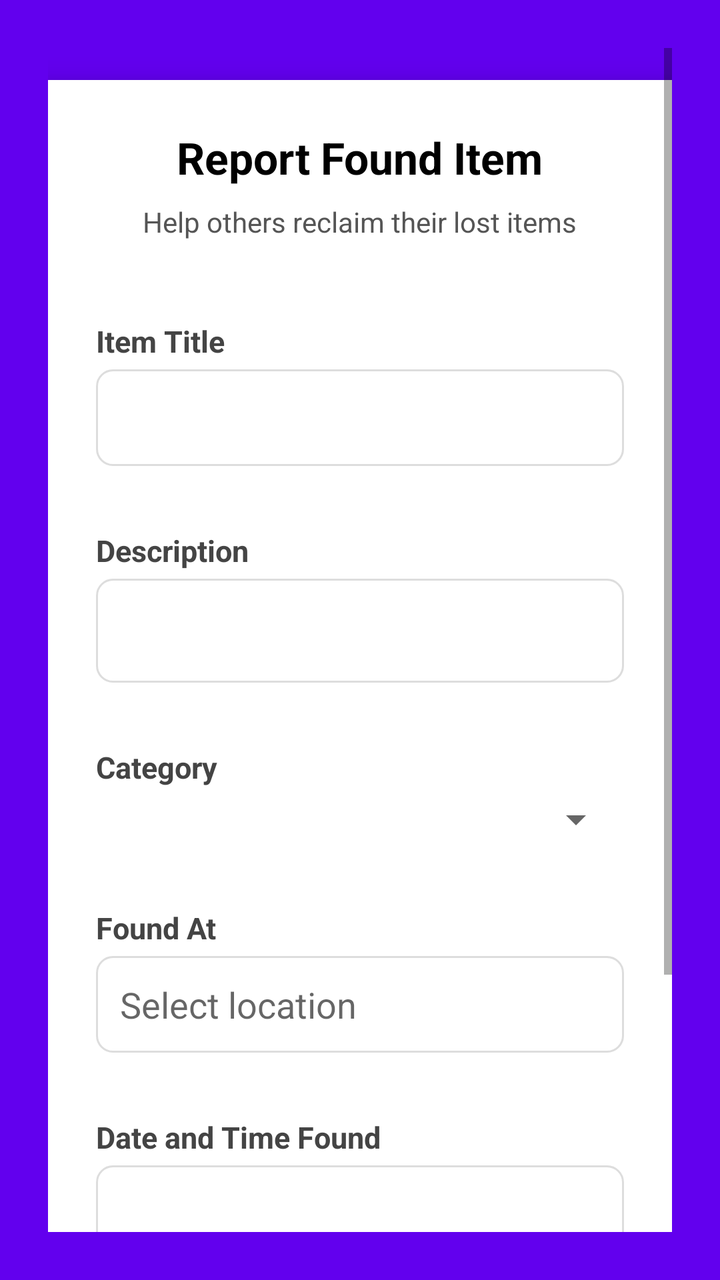
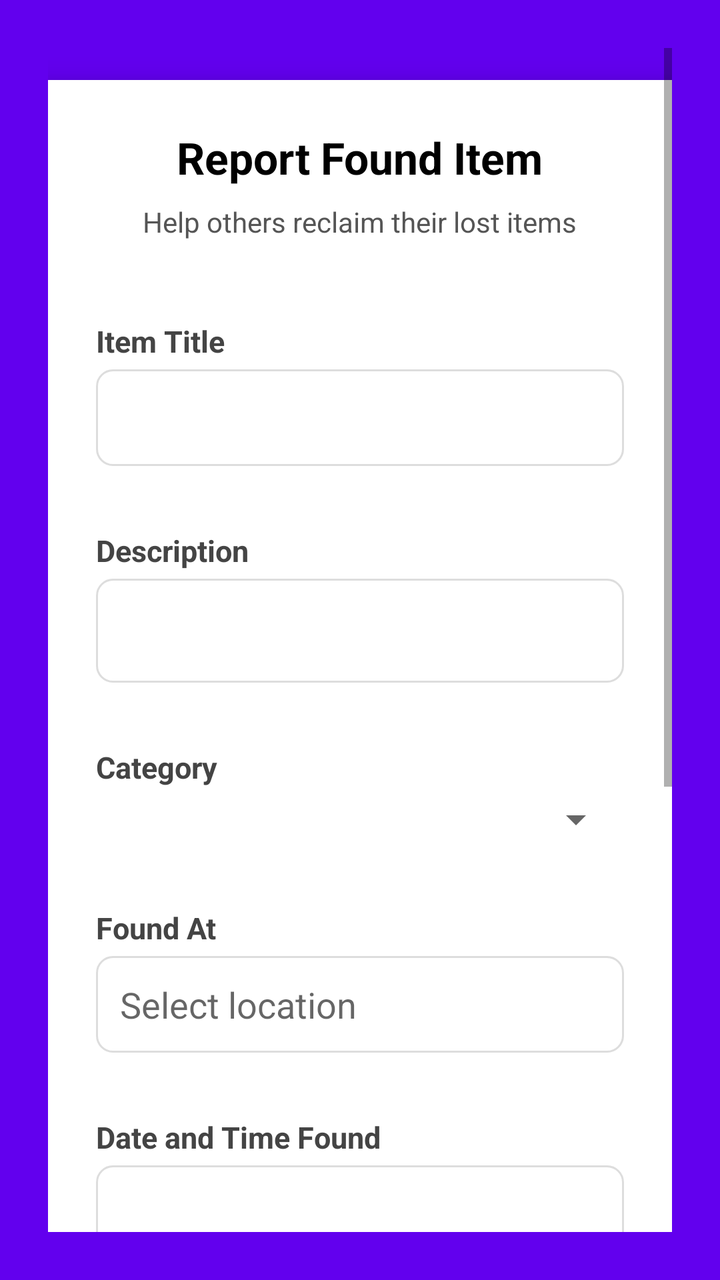

Before-and-after screenshots of an Android layout around one commit, followed by the original layout XML and the change that was made.
<!-- AndroidManifest.xml: application theme Theme.WatUFound -->
<!-- res/layout/fragment_found_form.xml -->
<?xml version="1.0" encoding="utf-8"?>
<ScrollView xmlns:android="http://schemas.android.com/apk/res/android"
    xmlns:tools="http://schemas.android.com/tools"
    android:fitsSystemWindows="true"
    android:layout_width="match_parent"
    android:layout_height="match_parent"
    android:background="@color/purple_500"
    android:padding="24dp">

    <LinearLayout
        android:layout_width="match_parent"
        android:layout_height="wrap_content"
        android:orientation="vertical"
        android:gravity="center_horizontal">

        
        <LinearLayout
            android:layout_width="match_parent"
            android:layout_height="wrap_content"
            android:orientation="vertical"
            android:background="@android:color/white"
            android:elevation="8dp"
            android:padding="24dp"
            android:layout_marginTop="16dp"
            android:layout_marginBottom="24dp"
            android:clipToPadding="false"
            android:layout_gravity="center">

            
            <TextView
                android:layout_width="wrap_content"
                android:layout_height="wrap_content"
                android:text="Report Found Item"
                android:textSize="22sp"
                android:textStyle="bold"
                android:textColor="@android:color/black"
                android:layout_gravity="center_horizontal"
                android:layout_marginBottom="8dp" />

            
            <TextView
                android:layout_width="wrap_content"
                android:layout_height="wrap_content"
                android:text="Help others reclaim their lost items"
                android:textSize="14sp"
                android:textColor="#555555"
                android:layout_gravity="center_horizontal"
                android:layout_marginBottom="24dp" />

            
            <TextView
                style="@style/TextLabel"
                android:text="Item Title" />

            <EditText
                android:id="@+id/itemTitleInput"
                style="@style/InputField" />

            
            <TextView
                style="@style/TextLabel"
                android:text="Description" />

            <EditText
                android:id="@+id/descriptionInput"
                style="@style/InputField"
                android:layout_height="52dp"
                android:gravity="top"
                android:inputType="textMultiLine"
                android:minLines="3" />

            
            <TextView
                style="@style/TextLabel"
                android:text="Category" />

            <Spinner
                android:id="@+id/categorySpinner"
                style="@style/SpinnerField" />

            
            <TextView
                style="@style/TextLabel"
                android:text="Found At" />

            <AutoCompleteTextView
                android:id="@+id/foundAtInput"
                android:layout_width="match_parent"
                android:layout_height="wrap_content"
                android:hint="Select location"
                android:inputType="text"
                android:background="@drawable/input_field_background"
                android:padding="12dp"
                android:layout_marginBottom="16dp"
                android:dropDownHeight="200dp"
                android:completionThreshold="1" />

            
            <com.google.android.gms.maps.MapView
                android:id="@+id/mapViewPreview"
                android:layout_width="match_parent"
                android:layout_height="200dp"
                android:layout_marginBottom="16dp"
                android:visibility="gone" />

            
            <TextView
                style="@style/TextLabel"
                android:text="Date and Time Found" />

            <EditText
                android:id="@+id/dateTimeInput"
                style="@style/InputField"
                android:focusable="false"
                android:clickable="true"
                android:inputType="none" />

            
            <LinearLayout
                android:layout_width="match_parent"
                android:layout_height="wrap_content"
                android:orientation="horizontal"
                android:gravity="center_vertical"
                android:layout_marginTop="16dp"
                android:layout_marginBottom="8dp">
                <Switch
                    android:id="@+id/switch_anonymous"
                    android:layout_width="wrap_content"
                    android:layout_height="wrap_content"
                    android:text=""
                    android:layout_marginEnd="12dp" />
                <TextView
                    style="@style/TextLabel"
                    android:text="Post anonymously"
                    android:layout_marginTop="0dp"
                    android:layout_marginBottom="0dp" />
            </LinearLayout>

            
            <Button
                android:id="@+id/submitButton"
                android:layout_width="match_parent"
                android:layout_height="wrap_content"
                android:text="Post Found Item"
                android:backgroundTint="@color/purple_500"
                android:textColor="@android:color/white"
                android:textAllCaps="false"
                android:layout_marginTop="24dp"
                android:padding="12dp" />
        </LinearLayout>
    </LinearLayout>
</ScrollView>
<!-- resources referenced by this layout -->
<resources>
  <color name="purple_500">#FF6200EE</color>
  <!-- drawable input_field_background (drawable) -->
  <?xml version="1.0" encoding="utf-8"?>
  <shape xmlns:android="http://schemas.android.com/apk/res/android"
      android:shape="rectangle">
  
      <solid android:color="@android:color/white" />
  
      <stroke
          android:width="1dp"
          android:color="#DDDDDD" />
  
      <corners android:radius="8dp" />
  </shape>
  <style name="InputField">
          <item name="android:layout_width">match_parent</item>
          <item name="android:layout_height">wrap_content</item>
          <item name="android:background">@drawable/input_field_background</item>
          <item name="android:padding">12dp</item>
          <item name="android:layout_marginBottom">16dp</item>
      </style>
  <style name="SpinnerField">
          <item name="android:layout_width">match_parent</item>
          <item name="android:layout_height">wrap_content</item>
          <item name="android:layout_marginBottom">16dp</item>
      </style>
  <style name="TextLabel">
          <item name="android:layout_width">match_parent</item>
          <item name="android:layout_height">wrap_content</item>
          <item name="android:textSize">15sp</item>
          <item name="android:textColor">#444444</item>
          <item name="android:textStyle">bold</item>
          <item name="android:layout_marginTop">16dp</item>
          <item name="android:layout_marginBottom">4dp</item>
      </style>
  <color name="purple_700">#FF3700B3</color>
  <color name="white">#FFFFFFFF</color>
  <color name="teal_200">#FF03DAC5</color>
  <color name="teal_700">#FF018786</color>
  <color name="black">#FF000000</color>
  <!-- unchanged entries left out for length: 1 -->
</resources>

<!-- the commit's change to res/layout/fragment_found_form.xml (unified diff, before → after) -->
@@ -137,6 +137,28 @@
             </LinearLayout>
 
             
+            <ImageView
+                android:id="@+id/imagePreview"
+                android:layout_width="120dp"
+                android:layout_height="120dp"
+                android:layout_gravity="center_horizontal"
+                android:layout_marginTop="16dp"
+                android:layout_marginBottom="8dp"
+                android:scaleType="centerCrop"
+                android:src="@drawable/ic_launcher_foreground"
+                android:background="@drawable/rounded_card_background"
+                android:contentDescription="Image preview" />
+
+            
+            <Button
+                android:id="@+id/buttonSelectImage"
+                android:layout_width="wrap_content"
+                android:layout_height="wrap_content"
+                android:text="Upload Image"
+                android:layout_gravity="center_horizontal"
+                android:layout_marginBottom="16dp" />
+
+            
             <Button
                 android:id="@+id/submitButton"
                 android:layout_width="match_parent"
<!-- resource entries referenced after the edit -->
@@ -1,6 +1,37 @@
 <!-- resources referenced by this layout -->
 <resources>
   <color name="purple_500">#FF6200EE</color>
+  <!-- drawable ic_launcher_foreground (drawable) -->
+  <vector xmlns:android="http://schemas.android.com/apk/res/android"
+      xmlns:aapt="http://schemas.android.com/aapt"
+      android:width="108dp"
+      android:height="108dp"
+      android:viewportWidth="108"
+      android:viewportHeight="108">
+      <path android:pathData="M31,63.928c0,0 6.4,-11 12.1,-13.1c7.2,-2.6 26,-1.4 26,-1.4l38.1,38.1L107,108.928l-32,-1L31,63.928z">
+          <aapt:attr name="android:fillColor">
+              <gradient
+                  android:endX="85.84757"
+                  android:endY="92.4963"
+                  android:startX="42.9492"
+                  android:startY="49.59793"
+                  android:type="linear">
+                  <item
+                      android:color="#44000000"
+                      android:offset="0.0" />
+                  <item
+                      android:color="#00000000"
+                      android:offset="1.0" />
+              </gradient>
+          </aapt:attr>
+      </path>
+      <path
+          android:fillColor="#FFFFFF"
+          android:fillType="nonZero"
+          android:pathData="M65.3,45.828l3.8,-6.6c0.2,-0.4 0.1,-0.9 -0.3,-1.1c-0.4,-0.2 -0.9,-0.1 -1.1,0.3l-3.9,6.7c-6.3,-2.8 -13.4,-2.8 -19.7,0l-3.9,-6.7c-0.2,-0.4 -0.7,-0.5 -1.1,-0.3C38.8,38.328 38.7,38.828 38.9,39.228l3.8,6.6C36.2,49.428 31.7,56.028 31,63.928h46C76.3,56.028 71.8,49.428 65.3,45.828zM43.4,57.328c-0.8,0 -1.5,-0.5 -1.8,-1.2c-0.3,-0.7 -0.1,-1.5 0.4,-2.1c0.5,-0.5 1.4,-0.7 2.1,-0.4c0.7,0.3 1.2,1 1.2,1.8C45.3,56.528 44.5,57.328 43.4,57.328L43.4,57.328zM64.6,57.328c-0.8,0 -1.5,-0.5 -1.8,-1.2s-0.1,-1.5 0.4,-2.1c0.5,-0.5 1.4,-0.7 2.1,-0.4c0.7,0.3 1.2,1 1.2,1.8C66.5,56.528 65.6,57.328 64.6,57.328L64.6,57.328z"
+          android:strokeWidth="1"
+          android:strokeColor="#00000000" />
+  </vector>
   <!-- drawable input_field_background (drawable) -->
   <?xml version="1.0" encoding="utf-8"?>
   <shape xmlns:android="http://schemas.android.com/apk/res/android"
@@ -13,6 +44,13 @@
           android:color="#DDDDDD" />
   
       <corners android:radius="8dp" />
+  </shape>
+  <!-- drawable rounded_card_background (drawable) -->
+  <?xml version="1.0" encoding="utf-8"?>
+  <shape xmlns:android="http://schemas.android.com/apk/res/android"
+      android:shape="rectangle">
+      <solid android:color="#F8F9FA" />
+      <corners android:radius="12dp" />
   </shape>
   <style name="InputField">
           <item name="android:layout_width">match_parent</item>
